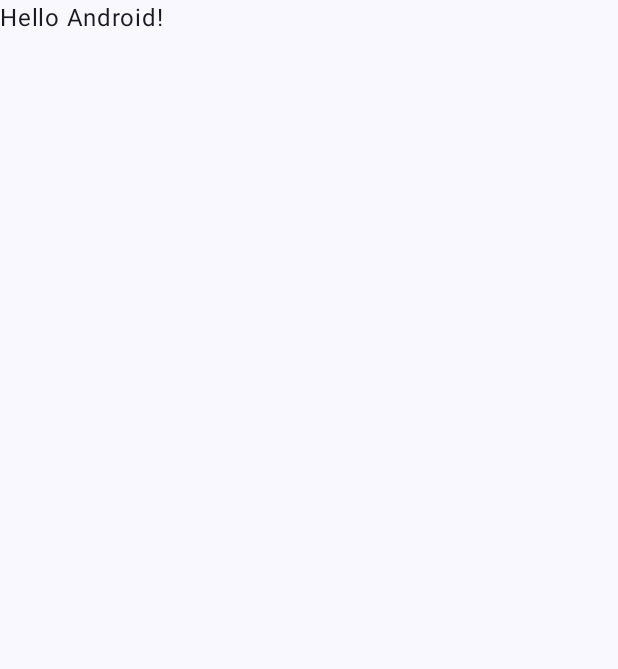
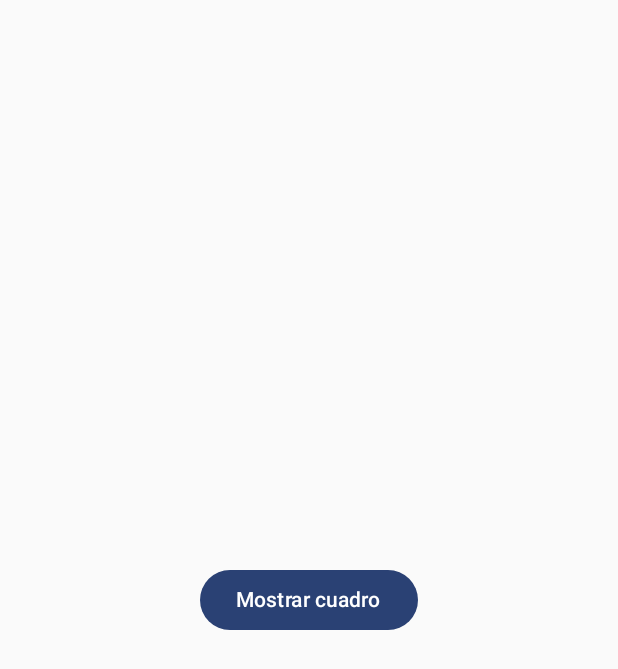
Before and after one commit to Starqx-ym/Lab13, an Android app built with Jetpack Compose: the screen it shows after launch (MainActivity), on a phone screen of 412 x 824 dp. Before the commit the part shown is almost empty. Shown: the top 669 px of the screen. Run offline under Robolectric (Android 15) with nearby library versions, the phone set to English and light mode, and no system bars.

Commit message:
"feat: ejercicio1 AnimatedVisibility - botón que muestra/oculta cuadro con fade & slide"

```diff
--- a/app/src/main/java/com/example/lab13/MainActivity.kt
+++ b/app/src/main/java/com/example/lab13/MainActivity.kt
@@ -3,45 +3,67 @@ package com.example.lab13
 import android.os.Bundle
 import androidx.activity.ComponentActivity
 import androidx.activity.compose.setContent
-import androidx.activity.enableEdgeToEdge
-import androidx.compose.foundation.layout.fillMaxSize
-import androidx.compose.foundation.layout.padding
-import androidx.compose.material3.Scaffold
+import androidx.compose.animation.*
+import androidx.compose.animation.core.tween
+import androidx.compose.foundation.background
+import androidx.compose.foundation.layout.*
+import androidx.compose.material3.Button
+import androidx.compose.material3.MaterialTheme
 import androidx.compose.material3.Text
-import androidx.compose.runtime.Composable
+import androidx.compose.runtime.*
+import androidx.compose.ui.Alignment
 import androidx.compose.ui.Modifier
-import androidx.compose.ui.tooling.preview.Preview
+import androidx.compose.ui.graphics.Color
+import androidx.compose.ui.unit.dp
 import com.example.lab13.ui.theme.Lab13Theme
 
+@OptIn(ExperimentalAnimationApi::class)
 class MainActivity : ComponentActivity() {
     override fun onCreate(savedInstanceState: Bundle?) {
         super.onCreate(savedInstanceState)
-        enableEdgeToEdge()
         setContent {
             Lab13Theme {
-                Scaffold(modifier = Modifier.fillMaxSize()) { innerPadding ->
-                    Greeting(
-                        name = "Android",
-                        modifier = Modifier.padding(innerPadding)
-                    )
-                }
+                AnimatedVisibilityExampleScreen()
             }
         }
     }
 }
 
+@OptIn(ExperimentalAnimationApi::class)
 @Composable
-fun Greeting(name: String, modifier: Modifier = Modifier) {
-    Text(
-        text = "Hello $name!",
-        modifier = modifier
-    )
-}
+fun AnimatedVisibilityExampleScreen() {
+    var visible by remember { mutableStateOf(false) }
 
-@Preview(showBackground = true)
-@Composable
-fun GreetingPreview() {
-    Lab13Theme {
-        Greeting("Android")
+    Column(
+        modifier = Modifier
+            .fillMaxSize()
+            .padding(24.dp),
+        verticalArrangement = Arrangement.Center,
+        horizontalAlignment = Alignment.CenterHorizontally
+    ) {
+        Button(onClick = { visible = !visible }) {
+            Text(if (visible) "Ocultar cuadro" else "Mostrar cuadro")
+        }
+
+        Spacer(modifier = Modifier.height(24.dp))
+
+        AnimatedVisibility(
+            visible = visible,
+            enter = fadeIn(animationSpec = tween(durationMillis = 500)) + slideInVertically(initialOffsetY = { -40 }, animationSpec = tween(500)),
+            exit = fadeOut(animationSpec = tween(durationMillis = 400)) + slideOutVertically(targetOffsetY = { -40 }, animationSpec = tween(400))
+        ) {
+            Box(
+                modifier = Modifier
+                    .size(180.dp)
+                    .background(Color(0xFF1976D2)) // azul
+            ) {
+                // Contenido del cuadro
+                Text(
+                    "¡Hola!",
+                    modifier = Modifier.align(Alignment.Center),
+                    color = Color.White
+                )
+            }
+        }
     }
 }
```
